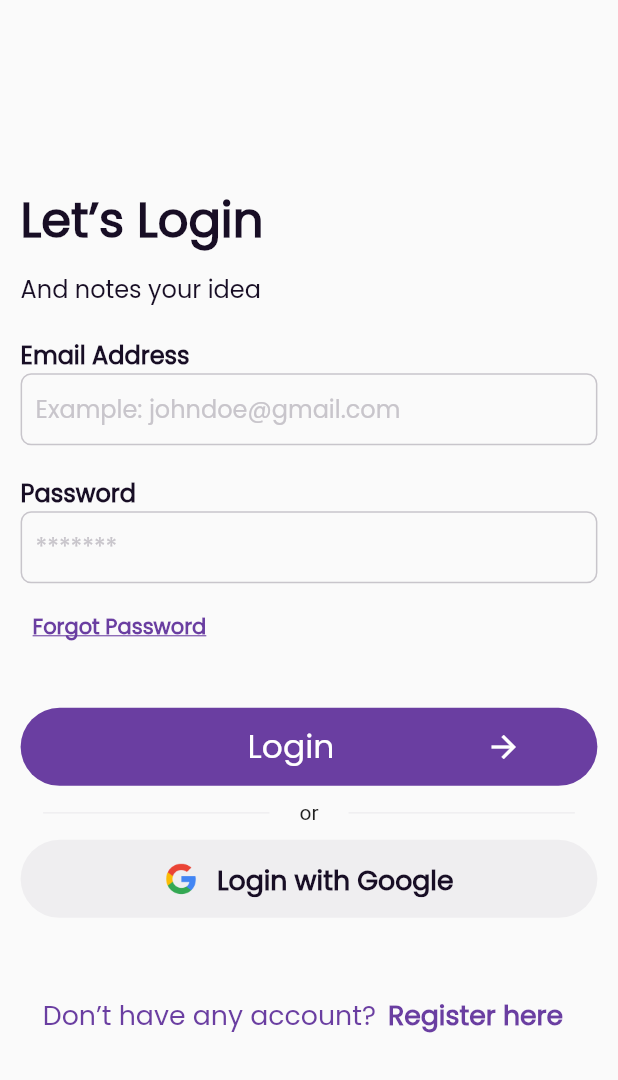
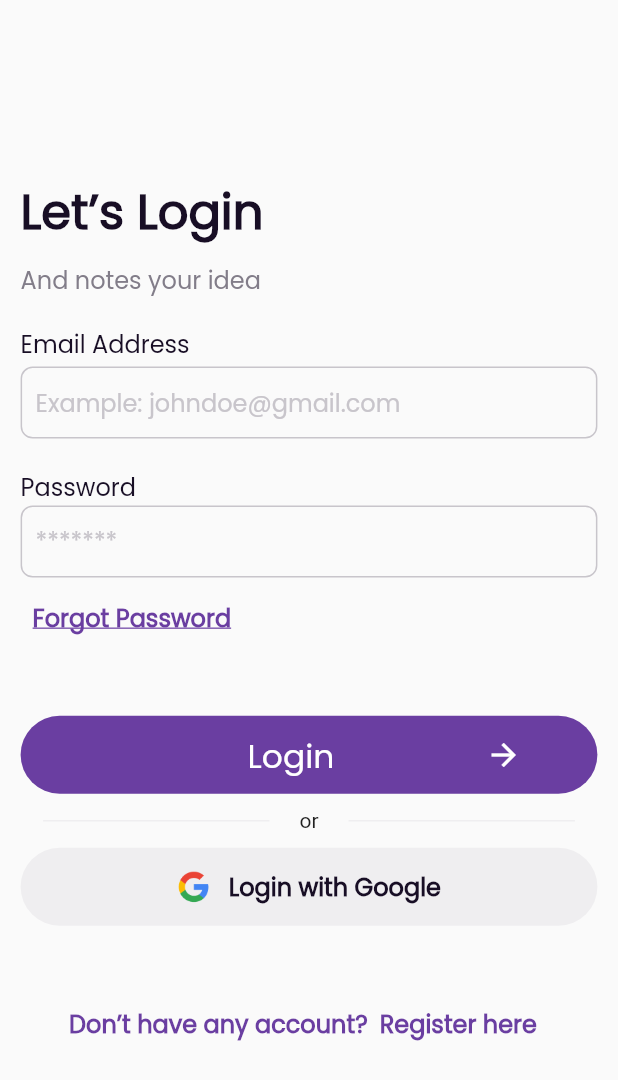
Before and after one commit to MPLectures/faiz_notes_app, a Flutter app: the screen it shows after launch, after a tap on "Let’s Get Started", on a phone screen of 412 x 824 dp. Shown: the top 1080 px of the screen. Run offline on Flutter 3.47's test engine with Material 2 defaults, Android fonts, the phone set to English and light mode, and no system bars; our stand-ins replace get, get_storage, sizer.

Commit message:
set all screens

```diff
--- a/lib/View/Screens/add_notes_home_screen.dart
+++ b/lib/View/Screens/add_notes_home_screen.dart
@@ -2,9 +2,8 @@ import 'package:faiz_notes_app/Helpers/Constant.dart';
 import 'package:flutter/material.dart';
 import 'package:get/get.dart';
 import 'package:sizer/sizer.dart';
-import '../../Custom_Widgets/Custom_ContainerButton.dart';
-import '../../Custom_Widgets/Custom_TextFormField.dart';
-import 'notes_home_screen.dart';
+import '../../Custom Widgets/Custom_ContainerButton.dart';
+import '../../Custom Widgets/Custom_TextFormField.dart';
 import 'package:faiz_notes_app/controllers/add_note_controller.dart';
 
 class AddNotesScreen extends StatelessWidget {
--- a/lib/View/Screens/for_got_password_screen.dart
+++ b/lib/View/Screens/for_got_password_screen.dart
@@ -2,7 +2,7 @@ import 'package:faiz_notes_app/Helpers/Constant.dart';
 import 'package:flutter/material.dart';
 import 'package:get/get.dart';
 import 'package:sizer/sizer.dart';
-import '../../Custom_Widgets/Custom_TextFormField.dart';
+import '../../Custom Widgets/Custom_TextFormField.dart';
 import 'login_screen.dart';
 
 class ForgotPasswordScreen extends StatelessWidget {
--- a/lib/View/Screens/login_screen.dart
+++ b/lib/View/Screens/login_screen.dart
@@ -1,11 +1,12 @@
-import 'package:faiz_notes_app/View/Screens/register_screen.dart';
-import 'package:flutter/material.dart';
+import 'home_screen.dart';
 import 'package:get/get.dart';
 import 'package:sizer/sizer.dart';
-import '../../Custom_Widgets/Custom_TextFormField.dart';
 import '../../Helpers/Constant.dart';
 import 'for_got_password_screen.dart';
-import 'home_screen.dart';
+import 'package:flutter/material.dart';
+import '../../Custom Widgets/Custom_TextFormField.dart';
+import 'package:faiz_notes_app/View/Screens/register_screen.dart';
+
 
 class LoginScreen extends StatelessWidget {
   @override
@@ -30,7 +31,7 @@ class LoginScreen extends StatelessWidget {
                         color: NotesColor.blackColor),
                   ),
                   SizedBox(
-                    height: 10,
+                    height: 9,
                   ),
                   Text(
                     'And notes your idea',
@@ -38,18 +39,19 @@ class LoginScreen extends StatelessWidget {
                     style: TextStyle(fontSize: 16,
                         fontWeight: FontWeight.w400,
                         fontFamily: 'Poppins',
-                        color: NotesColor.blackColor),
+                        color: NotesColor.natural_darkColor),
                   ),
                   SizedBox(
-                    height: 20,
+                    height: 19,
                   ),
                   Text(
                     'Email Address',
                     style: TextStyle(fontSize: 16,
-                        fontWeight: FontWeight.w600,
+                        fontWeight: FontWeight.w500,
                         fontFamily: 'Poppins',
                         color: NotesColor.blackColor),
                   ),
+                  SizedBox(height: 2.sp,),
                   CustomTextFormField(
                     hintText: 'Example: johndoe@gmail.com',
                     hintStyle: TextStyle(
@@ -60,15 +62,15 @@ class LoginScreen extends StatelessWidget {
                     ),
                     BorderColor: BorderSide(color: NotesColor.purpleColor),
                     borderSide: BorderSide(color: NotesColor.greyColor),
-                    borderRadius: BorderRadius.circular(7),
+                    borderRadius: BorderRadius.circular(8),
                   ),
                   SizedBox(
-                    height: 20,
+                    height: 2.5.h,
                   ),
                   Text(
                     'Password',
                     style: TextStyle(fontSize: 16,
-                        fontWeight: FontWeight.w600,
+                        fontWeight: FontWeight.w500,
                         fontFamily: 'Poppins',
                         color: NotesColor.blackColor),
                   ),
@@ -82,10 +84,10 @@ class LoginScreen extends StatelessWidget {
                     ),
                     BorderColor: BorderSide(color: NotesColor.purpleColor),
                     borderSide: BorderSide(color: NotesColor.greyColor),
-                    borderRadius: BorderRadius.circular(7),
+                    borderRadius: BorderRadius.circular(8),
                   ),
                   SizedBox(
-                    height: 5,
+                    height: 3,
                   ),
                   TextButton(
                     onPressed: () {
@@ -95,13 +97,14 @@ class LoginScreen extends StatelessWidget {
                       'Forgot Password',
                       style: TextStyle(
                           fontFamily: 'Poppins',
+                          fontSize: 16,
                           color: NotesColor.purpleColor,
                           decoration: TextDecoration.underline,
-                          fontWeight: FontWeight.bold),
+                          fontWeight: FontWeight.w600),
                     ),
                   ),
                   SizedBox(
-                    height: 30,
+                    height: 5.h,
                   ),
                   GestureDetector(
                     onTap: () {
@@ -111,7 +114,7 @@ class LoginScreen extends StatelessWidget {
                     },
                     child: Container(
                       height: 52,
-                      padding: EdgeInsets.symmetric(vertical: 7.sp),
+                      padding: EdgeInsets.symmetric(vertical: 8.sp),
                       decoration: BoxDecoration(
                           borderRadius: BorderRadius.circular(100),
                           color: NotesColor.purpleColor),
@@ -191,9 +194,9 @@ class LoginScreen extends StatelessWidget {
                           ),
                           Text(
                             ' Login with Google',
-                            style: TextStyle(fontWeight: FontWeight.bold,
+                            style: TextStyle(fontWeight: FontWeight.w600,
                                 fontFamily: 'Poppins',
-                                fontSize: 13.sp,
+                                fontSize: 16,
                                 color: NotesColor.blackColor),
                             textAlign: TextAlign.center,
                           ),
@@ -209,10 +212,10 @@ class LoginScreen extends StatelessWidget {
                     children: [
                       Text(
                         'Don’t have any account?',
-                        style: TextStyle(fontWeight: FontWeight.w500,
+                        style: TextStyle(fontWeight: FontWeight.bold,
                             fontFamily: 'Poppins',
                             color: NotesColor.purpleColor,
-                            fontSize: 13.sp),
+                            fontSize: 16),
                       ),
                       TextButton(
                         onPressed: () {
@@ -223,7 +226,7 @@ class LoginScreen extends StatelessWidget {
                           style: TextStyle(fontWeight: FontWeight.bold,
                               fontFamily: 'Poppins',
                               color: NotesColor.purpleColor,
-                              fontSize: 13.sp),
+                              fontSize: 16),
                         ),
                       ),
                     ],
--- a/lib/View/Screens/new_password_screen.dart
+++ b/lib/View/Screens/new_password_screen.dart
@@ -2,8 +2,8 @@
 import 'package:flutter/material.dart';
 import 'package:get/get.dart';
 import 'package:sizer/sizer.dart';
-import '../../Custom_Widgets/Custom_ContainerButton.dart';
-import '../../Custom_Widgets/Custom_TextFormField.dart';
+import '../../Custom Widgets/Custom_TextFormField.dart';
+import '../../Custom Widgets/Custom_ContainerButton.dart';
 import '../../Helpers/Constant.dart';
 
 class NewPasswordScreen extends StatelessWidget {
--- a/lib/View/Screens/notes_home_screen.dart
+++ b/lib/View/Screens/notes_home_screen.dart
@@ -2,14 +2,10 @@ import 'package:faiz_notes_app/View/Screens/home_screen.dart';
 import 'package:flutter/material.dart';
 import 'package:get/get.dart';
 import 'package:sizer/sizer.dart';
-import '../../Custom_Widgets/Custom_ContainerButton.dart';
+import '../../Custom Widgets/Custom_ContainerButton.dart';
 import '../../Helpers/Constant.dart';
-import '../../controller/bottom_navigation_controller.dart';
 
 class NotesHomeScreen extends StatelessWidget {
-
-  BottomNavigationController bottomNavigationController =
-  Get.put(BottomNavigationController());
 
   @override
   Widget build(BuildContext context) {
--- a/lib/View/Screens/onBoarding_screen.dart
+++ b/lib/View/Screens/onBoarding_screen.dart
@@ -16,21 +16,21 @@ class OnBoardingScreen extends StatelessWidget{
       backgroundColor: NotesColor.purpleColor,
       body: SafeArea(
         child: Padding(
-          padding:  EdgeInsets.symmetric(horizontal: 16.sp),
+          padding:  EdgeInsets.symmetric(horizontal: 14.sp),
           child: Column(
             mainAxisAlignment: MainAxisAlignment.spaceAround,
             children: [
               Column(
                 children: [
                   Image.asset('assets/Images/First_Image.png',
-                  width: 300, height: 300,),
+                  width: 280.sp, height: 280.sp),
                   SizedBox(height: 10.sp,),
                   Text( 'Jot Down anything you want to '
                         'achieve, today or in the future',
                     style: TextStyle(
                       fontFamily: 'Poppins',
                       fontWeight: FontWeight.w700,
-                      fontSize: 17,
+                      fontSize: 20,
                       color: NotesColor.whiteColor,
                     ),
                     textAlign: TextAlign.center,
@@ -44,6 +44,7 @@ class OnBoardingScreen extends StatelessWidget{
                 },
                 child:Container(
                   height: 45.sp,
+                  width: double.infinity,
                   decoration: BoxDecoration(
                     color: NotesColor.whiteColor,
                     borderRadius: BorderRadius.circular(100),
--- a/lib/View/Screens/register_screen.dart
+++ b/lib/View/Screens/register_screen.dart
@@ -1,7 +1,7 @@
 import 'package:flutter/material.dart';
 import 'package:get/get.dart';
 import 'package:sizer/sizer.dart';
-import '../../Custom_Widgets/Custom_TextFormField.dart';
+import '../../Custom Widgets/Custom_TextFormField.dart';
 import '../../Helpers/Constant.dart';
 import 'home_screen.dart';
 import 'login_screen.dart';
```
Also changed, not shown: lib/View/Screens/home_screen.dart (+7 -9 lines), lib/View/layouts/layout_profile.dart (renamed from lib/layouts/layout_profile.dart, +4 -3 lines), lib/View/layouts/start_your_journey_layout.dart (added, +50 -0 lines), lib/layouts/start_your_journey_layout.dart (deleted, +0 -58 lines), lib/Custom Widgets/Custom_ContainerButton.dart (renamed from lib/Custom_Widgets/Custom_ContainerButton.dart), lib/Custom Widgets/Custom_TextFormField.dart (renamed from lib/Custom_Widgets/Custom_TextFormField.dart), lib/View/layouts/custom_bottom_navigation.dart (renamed from lib/layouts/custom_bottom_navigation.dart), lib/View/layouts/layout_home.dart (renamed from lib/layouts/layout_home.dart).
